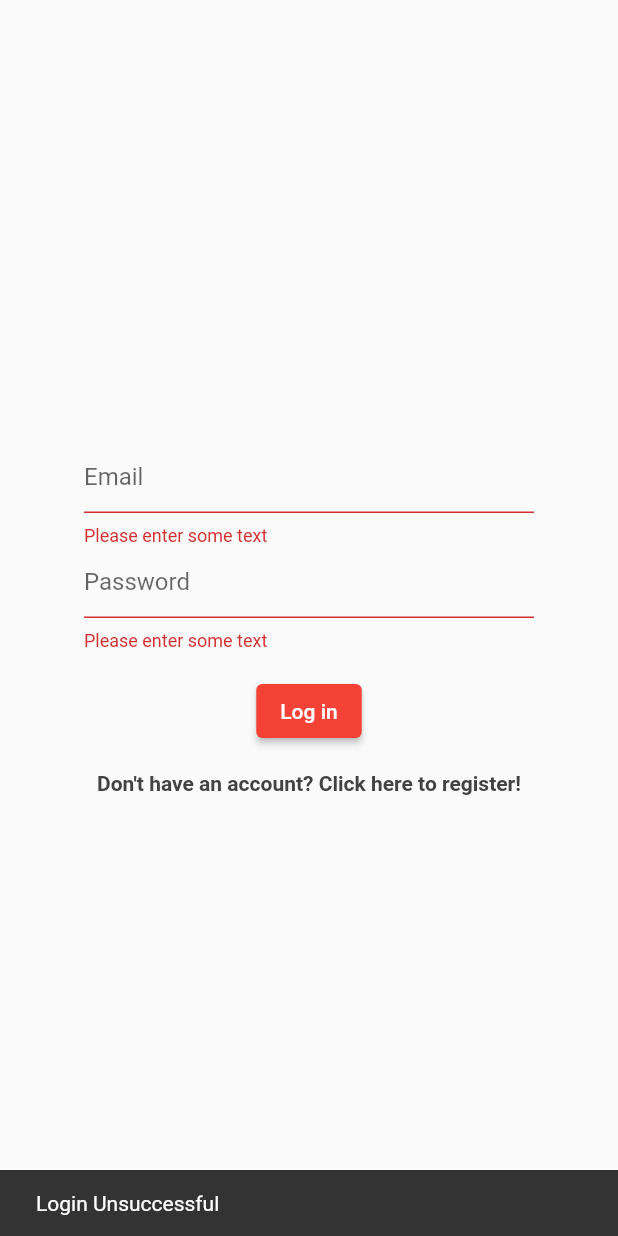
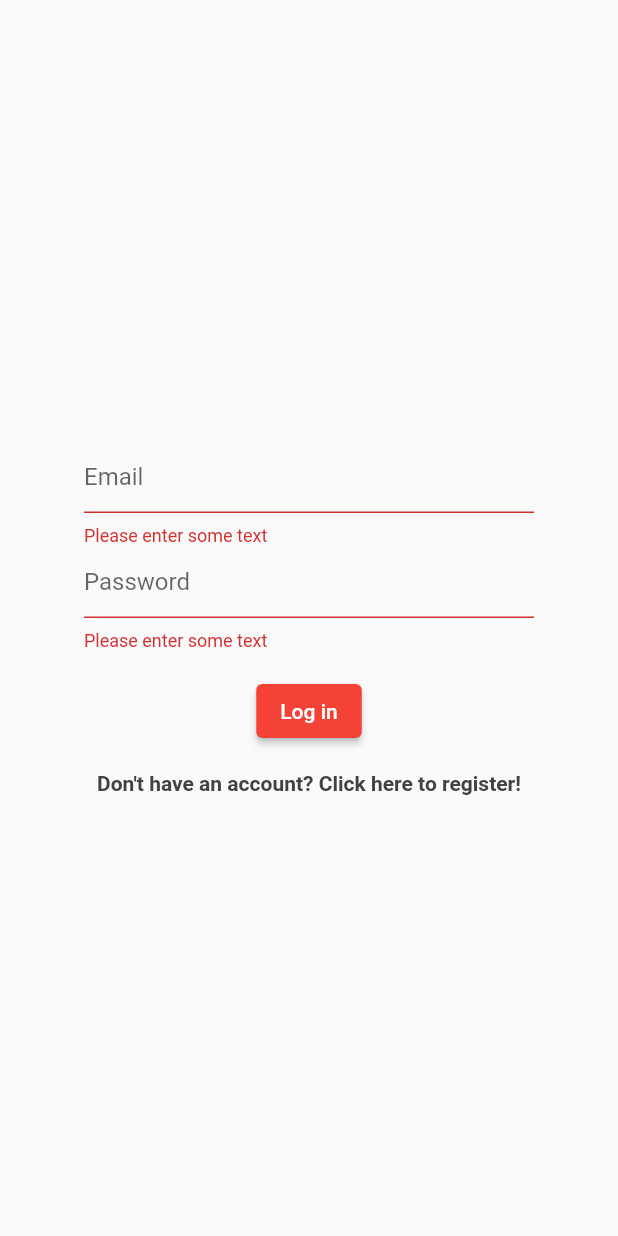
Before and after one commit to humza-ahmed235/blog-frontend, a Flutter app: the screen it shows after launch, after a tap on "Log in", on a phone screen of 412 x 824 dp. Run offline on Flutter 3.47's test engine with Material 2 defaults, Android fonts, the light colour scheme and no system bars; missing offline and left inert: dart:html; network calls fail.

Commit message:
First build commit. Added token + token expiry logout for all requests. Added  email validation and login to home redirect

```diff
--- a/lib/components/my_appbar.dart
+++ b/lib/components/my_appbar.dart
@@ -1,3 +1,4 @@
+import 'package:blog_frontend/services/procedures.dart';
 import 'package:flutter/material.dart';
 import 'dart:html';
 
@@ -14,8 +15,7 @@ AppBar generateAppBar(
         child: ElevatedButton(
           child: Text("Log out"),
           onPressed: () {
-            window.localStorage.clear();
-            Navigator.pushNamed(context, '/login');
+            logoutProcedure();
           },
         ),
       )
--- a/lib/main.dart
+++ b/lib/main.dart
@@ -7,6 +7,7 @@ import 'package:flutter/material.dart';
 import 'package:blog_frontend/screens/login.dart';
 import 'package:blog_frontend/services/auth.dart';
 
+final GlobalKey<NavigatorState> navigatorKey = new GlobalKey<NavigatorState>();
 void main() {
   runApp(MyApp());
 }
@@ -17,6 +18,7 @@ class MyApp extends StatelessWidget {
   Widget build(BuildContext context) {
     return MaterialApp(
       title: 'Blog',
+      navigatorKey: navigatorKey,
       debugShowCheckedModeBanner: false,
       theme: ThemeData(
         // This is the theme of your application.
@@ -35,7 +37,8 @@ class MyApp extends StatelessWidget {
       initialRoute: '/login',
       routes: {
         // When navigating to the "/" route, build the FirstScreen widget.
-        '/login': (context) => isAuth() ? const LoginScreen() : LoginScreen(),
+        '/login': (context) =>
+            isAuth() ? const UserProfileScreen() : LoginScreen(),
         // When navigating to the "/second" route, build the SecondScreen widget.
         '/home': (context) => isAuth() ? MyHomePage() : LoginScreen(),
         '/register': (context) => RegisterScreen(),
--- a/lib/screens/login.dart
+++ b/lib/screens/login.dart
@@ -53,6 +53,13 @@ class LoginScreenState extends State<LoginScreen> {
                   if (value == null || value.isEmpty) {
                     return 'Please enter some text';
                   }
+
+                  if (!RegExp(
+                          r"^[a-zA-Z0-9.a-zA-Z0-9.!#$%&'*+-/=?^_`{|}~]+@[a-zA-Z0-9]+\.[a-zA-Z]+")
+                      .hasMatch(value)) {
+                    return "Invalid Email";
+                  }
+
                   return null;
                 },
               ),
@@ -69,6 +76,7 @@ class LoginScreenState extends State<LoginScreen> {
                   if (value == null || value.isEmpty) {
                     return 'Please enter some text';
                   }
+
                   return null;
                 },
               ),
@@ -80,9 +88,12 @@ class LoginScreenState extends State<LoginScreen> {
               padding: const EdgeInsets.symmetric(vertical: 16.0),
               child: ElevatedButton(
                 onPressed: () async {
+                  // Validate returns true if the form is valid, or false otherwise.
+                  if (_formKey.currentState!.validate()) {
                     String resBody = await networking.loginRequest(
                         emailController.text, passwordController.text);
                     print(resBody);
+                    print("HELLO");
                     if (resBody != "error") {
                       postLoginSetup(resBody);
                       Navigator.pushNamed(context, '/profile');
@@ -92,8 +103,6 @@ class LoginScreenState extends State<LoginScreen> {
                       );
                     }
 
-                  // Validate returns true if the form is valid, or false otherwise.
-                  if (_formKey.currentState!.validate()) {
                     // If the form is valid, display a snackbar. In the real world,
                     // you'd often call a server or save the information in a database.
                     // ScaffoldMessenger.of(context).showSnackBar(
```
Also changed, not shown: lib/screens/register.dart (+9 -2 lines), lib/services/networking.dart (+29 -0 lines), lib/services/procedures.dart (+8 -12 lines), 14 other files. Lines whose indentation alone changed are shown as unchanged.
